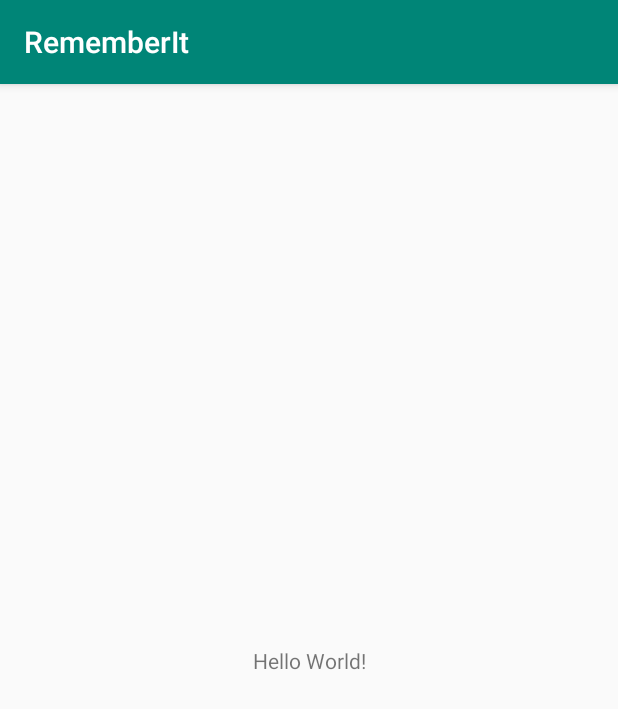
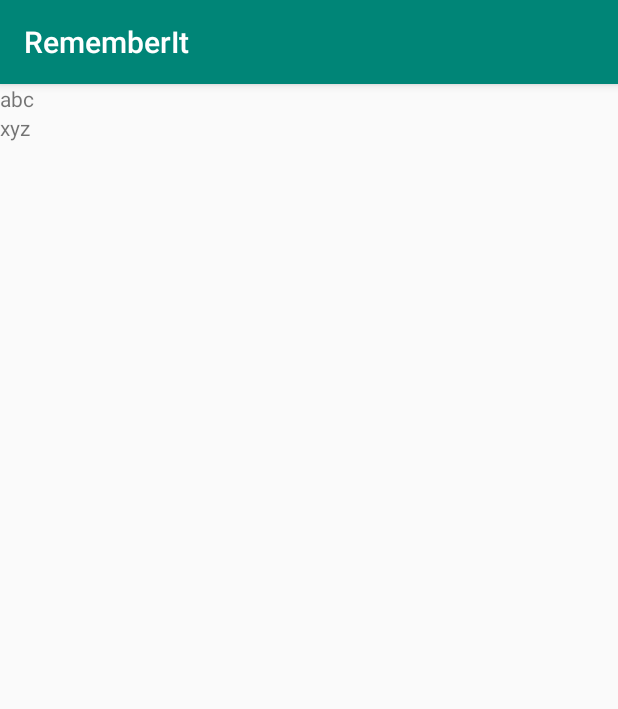
Before and after one commit to x4twister/RememberIt, an Android app: the screen it shows after launch (RememberListActivity), on a phone screen of 412 x 824 dp. Shown: the top 709 px of the screen. Run offline under Robolectric (Android 15) with nearby library versions, the phone set to English and light mode, and no system bars; our stand-ins replace data binding.

Commit message:
topic list binding

```diff
--- a/app/build.gradle
+++ b/app/build.gradle
@@ -21,6 +21,9 @@ android {
             proguardFiles getDefaultProguardFile('proguard-android-optimize.txt'), 'proguard-rules.pro'
         }
     }
+    dataBinding{
+        enabled=true
+    }
 }
 
 dependencies {
@@ -32,4 +35,5 @@ dependencies {
     testImplementation 'junit:junit:4.12'
     androidTestImplementation 'androidx.test.ext:junit:1.1.0'
     androidTestImplementation 'androidx.test.espresso:espresso-core:3.1.1'
+    implementation 'androidx.recyclerview:recyclerview:1.2.0-alpha01'
 }
--- a/app/src/main/java/ru/x4twister/rememberit/RememberListFragment.kt
+++ b/app/src/main/java/ru/x4twister/rememberit/RememberListFragment.kt
@@ -9,7 +9,12 @@ import android.os.Bundle
 import android.view.LayoutInflater
 import android.view.View
 import android.view.ViewGroup
+import androidx.databinding.DataBindingUtil
 import androidx.fragment.app.Fragment
+import androidx.recyclerview.widget.LinearLayoutManager
+import androidx.recyclerview.widget.RecyclerView
+import ru.x4twister.rememberit.databinding.FragmentRememberListBinding
+import ru.x4twister.rememberit.databinding.ListItemTopicBinding
 
 class RememberListFragment: Fragment() {
 
@@ -18,10 +23,46 @@ class RememberListFragment: Fragment() {
         container: ViewGroup?,
         savedInstanceState: Bundle?
     ): View? {
-        return inflater.inflate(R.layout.fragment_remember_list,container,false)
+        val binding:FragmentRememberListBinding=DataBindingUtil
+            .inflate(inflater,R.layout.fragment_remember_list,container,false)
+
+        binding.recycleView.run {
+            layoutManager=LinearLayoutManager(activity)
+            adapter=TopicAdapter(listOf(Topic("abc"),Topic("xyz")))
+        }
+
+        return binding.root
     }
 
     companion object {
         fun newInstance()=RememberListFragment()
     }
+
+    inner class TopicHolder(val binding: ListItemTopicBinding) : RecyclerView.ViewHolder(binding.root){
+
+        fun bind(topic: Topic) {
+            binding.viewModel!!.topic=topic
+        }
+
+        init {
+            binding.viewModel=TopicViewModel()
+        }
+    }
+
+    inner class TopicAdapter(private val topics: List<Topic>): RecyclerView.Adapter<TopicHolder>() {
+
+        override fun onCreateViewHolder(parent: ViewGroup, viewType: Int): TopicHolder {
+            val inflater=LayoutInflater.from(activity)
+            val binding:ListItemTopicBinding=DataBindingUtil
+                .inflate(inflater,R.layout.list_item_topic,parent,false)
+
+            return TopicHolder(binding)
+        }
+
+        override fun getItemCount()=topics.size
+
+        override fun onBindViewHolder(holder: TopicHolder, position: Int) {
+            holder.bind(topics[position])
+        }
+    }
 }
--- /dev/null
+++ b/app/src/main/java/ru/x4twister/rememberit/Topic.kt
@@ -0,0 +1,9 @@
+/*
+ * Copyright (c) 2020 x4twister
+ * This code is licensed under MIT license (see LICENSE.txt for details)
+ */
+
+package ru.x4twister.rememberit
+
+class Topic(val name:String) {
+}
--- /dev/null
+++ b/app/src/main/java/ru/x4twister/rememberit/TopicViewModel.kt
@@ -0,0 +1,20 @@
+/*
+ * Copyright (c) 2020 x4twister
+ * This code is licensed under MIT license (see LICENSE.txt for details)
+ */
+
+package ru.x4twister.rememberit
+
+import androidx.databinding.BaseObservable
+
+class TopicViewModel: BaseObservable() {
+
+    val title
+        get() = topic!!.name
+
+    var topic:Topic? = null
+        set(value) {
+            field = value
+            notifyChange()
+        }
+}
--- a/app/src/main/res/layout/fragment_remember_list.xml
+++ b/app/src/main/res/layout/fragment_remember_list.xml
@@ -1,18 +1,7 @@
 <?xml version="1.0" encoding="utf-8"?>
-<androidx.constraintlayout.widget.ConstraintLayout xmlns:android="http://schemas.android.com/apk/res/android"
-    xmlns:app="http://schemas.android.com/apk/res-auto"
-    xmlns:tools="http://schemas.android.com/tools"
-    android:layout_width="match_parent"
-    android:layout_height="match_parent"
-    tools:context=".RememberListActivity">
-
-    <TextView
-        android:layout_width="wrap_content"
-        android:layout_height="wrap_content"
-        android:text="Hello World!"
-        app:layout_constraintBottom_toBottomOf="parent"
-        app:layout_constraintLeft_toLeftOf="parent"
-        app:layout_constraintRight_toRightOf="parent"
-        app:layout_constraintTop_toTopOf="parent" />
-
-</androidx.constraintlayout.widget.ConstraintLayout>
+<layout xmlns:android="http://schemas.android.com/apk/res/android">
+    <androidx.recyclerview.widget.RecyclerView
+        android:id="@+id/recycle_view"
+        android:layout_width="match_parent"
+        android:layout_height="match_parent"/>
+</layout>
--- /dev/null
+++ b/app/src/main/res/layout/list_item_topic.xml
@@ -0,0 +1,14 @@
+<?xml version="1.0" encoding="utf-8"?>
+<layout xmlns:android="http://schemas.android.com/apk/res/android"
+    xmlns:tools="http://schemas.android.com/tools">
+    <data>
+        <variable
+            name="viewModel"
+            type="ru.x4twister.rememberit.TopicViewModel" />
+    </data>
+    <TextView
+        android:layout_width="match_parent"
+        android:layout_height="wrap_content"
+        android:text="@{viewModel.title}"
+        tools:text="value"/>
+</layout>
```
